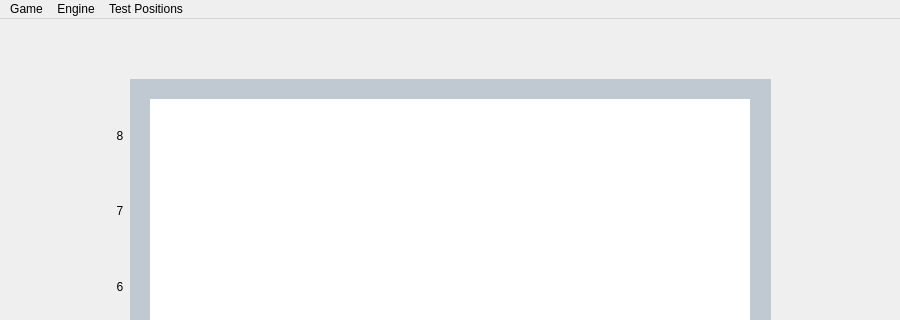
Qt form src/gui/mainwindow.ui (ztaous/ChessQt) before a commit; both pictures show x 0 to 900 and y 0 to 320 of the 900 by 850 pixel window.
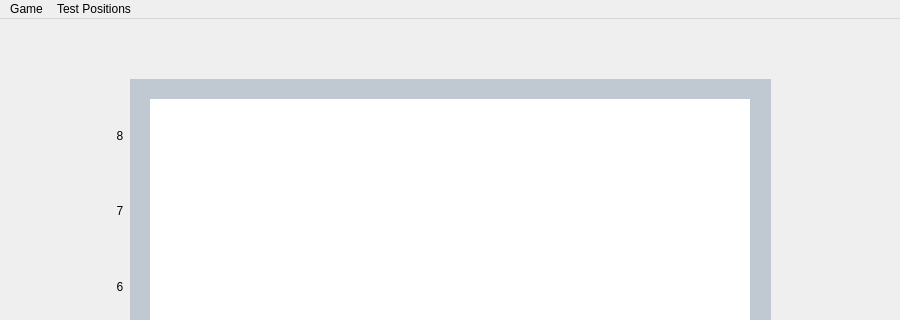
The same form after that commit. Icons and pictures are not drawn.

Commit message: ui changes + new game behaviour change

Patch:
```diff
--- a/src/gui/mainwindow.ui
+++ b/src/gui/mainwindow.ui
@@ -364,13 +364,7 @@
     <addaction name="actionReset"/>
     <addaction name="actionQuit"/>
    </widget>
-   <widget class="QMenu" name="menuEngine">
-    <property name="title">
-     <string>Engine</string>
-    </property>
-   </widget>
    <addaction name="menuGame"/>
-   <addaction name="menuEngine"/>
    <addaction name="menuPositions"/>
   </widget>
   <action name="actionReset">
```
Left out of the diff: 4 changed lines with no effect on the pictures. The commit also changes 2 other files.
